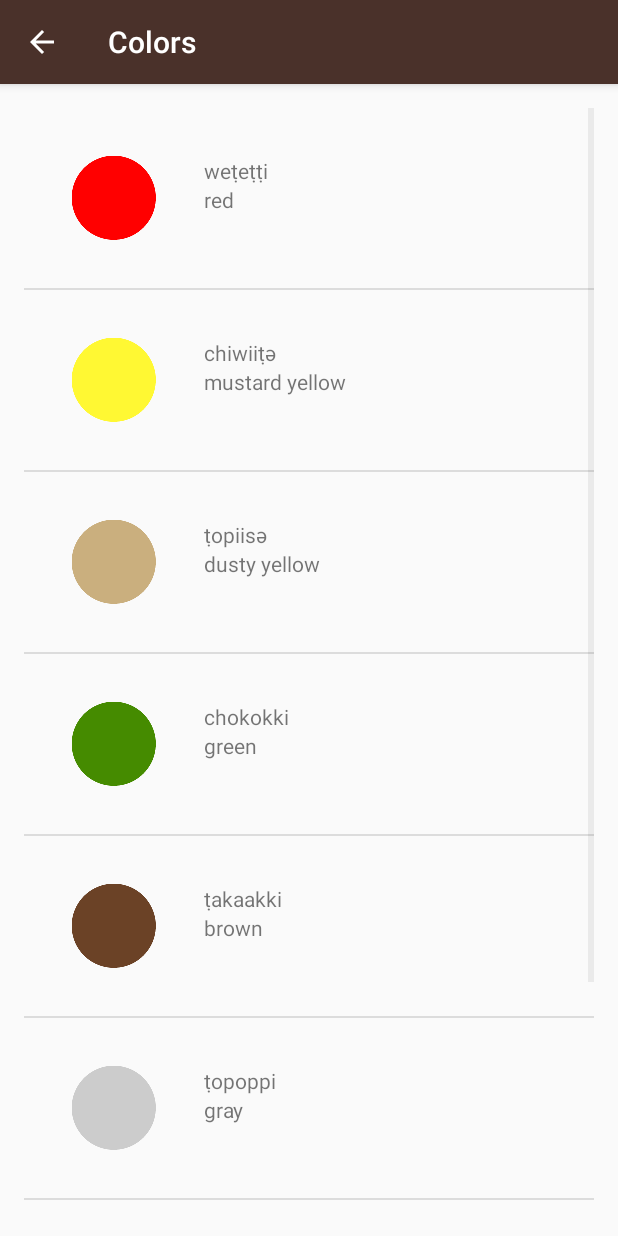
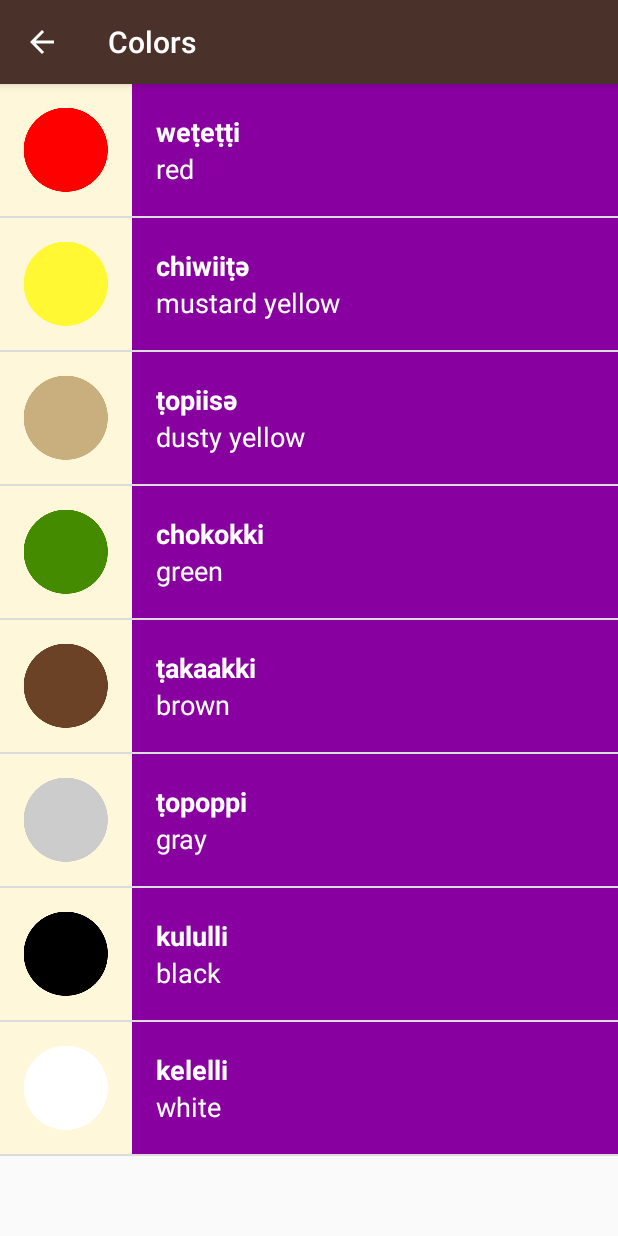
Before and after one commit to ritiksp2411/LangaugeCarrier, an Android app: the ColorsActivity screen opened directly, with no data from a screen before it, on a phone screen of 412 x 824 dp. Run offline under Robolectric (Android 15) with nearby library versions, the phone set to English and light mode, and no system bars.

Commit message:
Set the colors

```diff
--- a/app/src/main/java/com/example/android/miwok/ColorsActivity.java
+++ b/app/src/main/java/com/example/android/miwok/ColorsActivity.java
@@ -41,7 +41,7 @@ public class ColorsActivity extends AppCompatActivity {
         words.add(new Word("white", "kelelli", R.drawable.color_white));
         // Create an {@link WordAdapter}, whose data source is a list of {@link Word}s. The
         // adapter knows how to create list items for each item in the list.
-        WordAdapter adapter = new WordAdapter(this, words);
+        WordAdapter adapter = new WordAdapter(this, words, R.color.category_colors);
 
         // Find the {@link ListView} object in the view hierarchy of the {@link Activity}.
         // There should be a {@link ListView} with the view ID called list, which is declared in the
--- a/app/src/main/java/com/example/android/miwok/FamilyActivity.java
+++ b/app/src/main/java/com/example/android/miwok/FamilyActivity.java
@@ -43,7 +43,7 @@ public class FamilyActivity extends AppCompatActivity {
 
         // Create an {@link WordAdapter}, whose data source is a list of {@link Word}s. The
         // adapter knows how to create list items for each item in the list.
-        WordAdapter adapter = new WordAdapter(this, words);
+        WordAdapter adapter = new WordAdapter(this, words, R.color.category_family);
 
         // Find the {@link ListView} object in the view hierarchy of the {@link Activity}.
         // There should be a {@link ListView} with the view ID called list, which is declared in the
--- a/app/src/main/java/com/example/android/miwok/NumbersActivity.java
+++ b/app/src/main/java/com/example/android/miwok/NumbersActivity.java
@@ -44,12 +44,15 @@ public class NumbersActivity extends AppCompatActivity {
         words.add(new Word("eight", "kawinta", R.drawable.number_eight));
         words.add(new Word("nine", "wo’e", R.drawable.number_nine));
         words.add(new Word("ten", "na’aacha", R.drawable.number_ten));
-        WordAdapter adaptor= new  WordAdapter(this,words);
+
+
+
+        WordAdapter adapter = new WordAdapter(this, words, R.color.category_numbers);
 //        ArrayAdapter<Word> itemsAdapter = new ArrayAdapter<Word>(this, R.layout.list_item, words);
 
         ListView listView = (ListView) findViewById(R.id.list);
 
-        listView.setAdapter(adaptor);
+        listView.setAdapter(adapter);
 
 //        // to get the values alist.get(0) to get first element
 //        LinearLayout rootView =(LinearLayout) findViewById(R.id.rootview);
--- a/app/src/main/java/com/example/android/miwok/PhrasesActivity.java
+++ b/app/src/main/java/com/example/android/miwok/PhrasesActivity.java
@@ -44,7 +44,7 @@ public class PhrasesActivity extends AppCompatActivity {
 
         // Create an {@link WordAdapter}, whose data source is a list of {@link Word}s. The
         // adapter knows how to create list items for each item in the list.
-        WordAdapter adapter = new WordAdapter(this, words);
+        WordAdapter adapter = new WordAdapter(this, words, R.color.category_phrases);
 
         // Find the {@link ListView} object in the view hierarchy of the {@link Activity}.
         // There should be a {@link ListView} with the view ID called list, which is declared in the
--- a/app/src/main/java/com/example/android/miwok/WordAdapter.java
+++ b/app/src/main/java/com/example/android/miwok/WordAdapter.java
@@ -1,6 +1,7 @@
 package com.example.android.miwok;
 
 import android.content.Context;
+import android.support.v4.content.ContextCompat;
 import android.view.LayoutInflater;
 import android.view.View;
 import android.view.ViewGroup;
@@ -16,14 +17,16 @@ import java.util.ArrayList;
  */
 public class WordAdapter extends ArrayAdapter<Word>  {
 
+    private int mColorResourceId;
     /**
      * Create a new {@link WordAdapter} object.
      *
      * @param context is the current context (i.e. Activity) that the adapter is being created in.
      * @param words is the list of {@link Word}s to be displayed.
      */
-    public WordAdapter(Context context, ArrayList<Word> words) {
+    public WordAdapter(Context context, ArrayList<Word> words, int colorResourceId) {
         super(context, 0, words);
+        mColorResourceId = colorResourceId;
     }
 
     @Override
@@ -60,11 +63,17 @@ public class WordAdapter extends ArrayAdapter<Word>  {
             imageView.setImageResource(currentWord.getImageResourceId());
             // Make sure the view is visible
             imageView.setVisibility(View.VISIBLE);
-        } else {
+        }
+        else {
             // Otherwise hide the ImageView (set visibility to GONE)
             imageView.setVisibility(View.GONE);
         }
-
+        // Set the theme color for the list item
+        View textContainer = listItemView.findViewById(R.id.text_container);
+        // Find the color that the resource ID maps to
+        int color = ContextCompat.getColor(getContext(), mColorResourceId);
+        // Set the background color of the text container View
+        textContainer.setBackgroundColor(color);
 
         return listItemView;
     }
--- a/app/src/main/res/layout/list_item.xml
+++ b/app/src/main/res/layout/list_item.xml
@@ -16,13 +16,13 @@
     android:layout_width="match_parent"
     android:layout_height="wrap_content"
     android:orientation="horizontal"
-    android:padding="16dp">
+    android:background="@color/tan_background"
+    android:minHeight="@dimen/list_item_height">
 
     <ImageView
         android:id="@+id/image"
-        android:layout_width="wrap_content"
-        android:layout_height="wrap_content"
-        android:src="@mipmap/ic_launcher" />
+        android:layout_width="@dimen/list_item_height"
+        android:layout_height="@dimen/list_item_height" />
 
     <LinearLayout
         android:layout_width="match_parent"
@@ -34,13 +34,22 @@
         <TextView
             android:id="@+id/miwok_text_view"
             android:layout_width="match_parent"
-            android:layout_height="wrap_content"
+            android:layout_height="0dp"
+            android:layout_weight="1"
+            android:gravity="bottom"
+            android:textAppearance="?android:textAppearanceMedium"
+            android:textColor="@android:color/white"
+            android:textStyle="bold"
             tools:text="lutti" />
 
         <TextView
             android:id="@+id/default_text_view"
             android:layout_width="match_parent"
-            android:layout_height="wrap_content"
+            android:layout_height="0dp"
+            android:layout_weight="1"
+            android:gravity="top"
+            android:textAppearance="?android:textAppearanceMedium"
+            android:textColor="@android:color/white"
             tools:text="one" />
     </LinearLayout>
 
--- a/app/src/main/res/layout/word_list.xml
+++ b/app/src/main/res/layout/word_list.xml
@@ -17,10 +17,6 @@
     xmlns:tools="http://schemas.android.com/tools"
     android:layout_width="match_parent"
     android:layout_height="match_parent"
-    android:paddingBottom="@dimen/activity_vertical_margin"
-    android:paddingLeft="@dimen/activity_horizontal_margin"
-    android:paddingRight="@dimen/activity_horizontal_margin"
-    android:paddingTop="@dimen/activity_vertical_margin"
     android:orientation="vertical"
     android:id="@+id/list">
 
--- a/app/src/main/res/values/dimens.xml
+++ b/app/src/main/res/values/dimens.xml
@@ -16,6 +16,4 @@
     <!-- Height of each list item -->
     <dimen name="list_item_height">88dp</dimen>
     <!-- Default screen margins, per the Android Design guidelines. -->
-    <dimen name="activity_horizontal_margin">16dp</dimen>
-    <dimen name="activity_vertical_margin">16dp</dimen>
 </resources>
```
